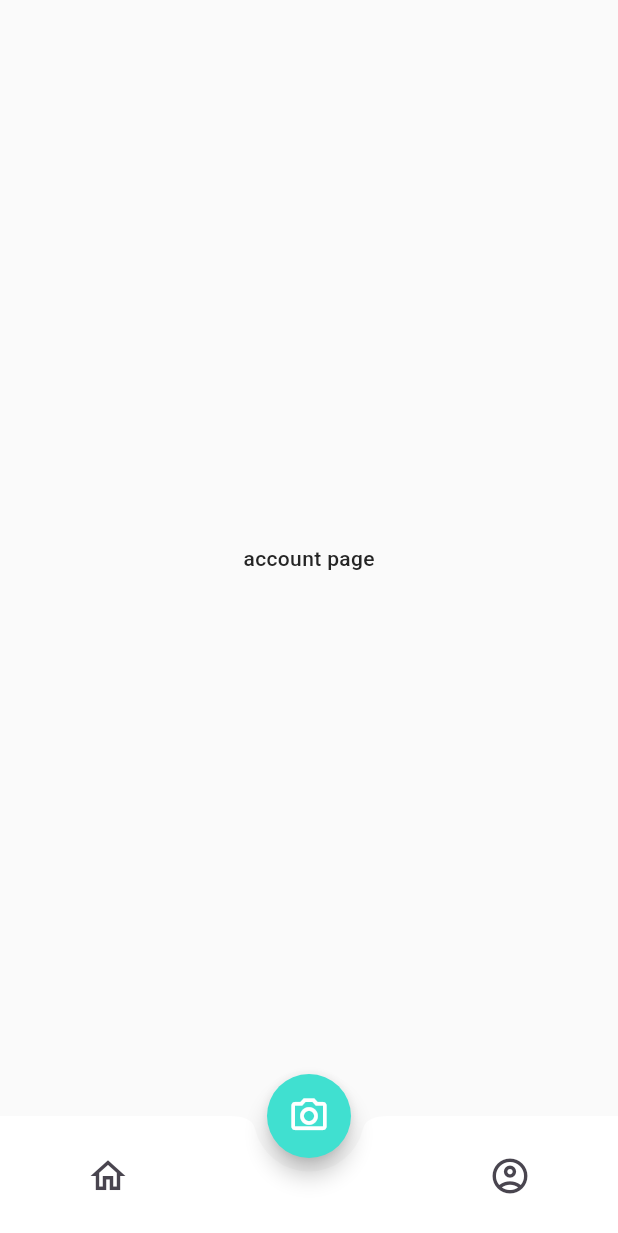
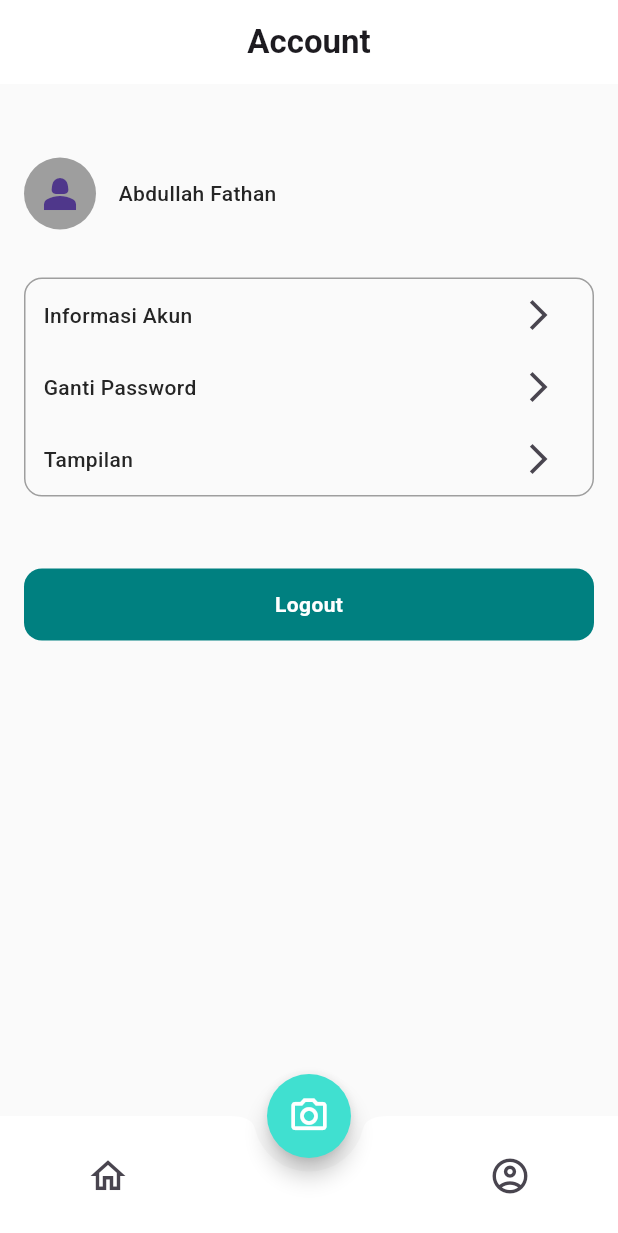
Before and after one commit to AbdullahFathan/signx, a Flutter app: the screen it shows after launch, after a tap on the "account circle" icon, on a phone screen of 412 x 824 dp. Shown: the top 1233 px of the screen. Run offline on Flutter 3.47's test engine with Material 3 defaults, Android fonts, the phone set to English and light mode, and no system bars; network calls fail.

Commit message:
UI: account page done

```diff
--- a/lib/config/theme/app_theme.dart
+++ b/lib/config/theme/app_theme.dart
@@ -15,8 +15,8 @@ class ThemeClass {
     ),
     appBarTheme: const AppBarTheme(
       iconTheme: IconThemeData(color: Colors.black),
-      color: Colors.white,
-      elevation: 0,
+      color: AppColors.scafflodBgColor,
+      elevation: 1,
     ),
   );
 }
--- a/lib/features/account/presentation/account_page.dart
+++ b/lib/features/account/presentation/account_page.dart
@@ -1,4 +1,7 @@
 import 'package:flutter/material.dart';
+import 'package:signx/config/theme/resources/app_color.dart';
+import 'package:signx/widgets/primary_appbar.dart';
+import 'package:signx/widgets/primary_button.dart';
 
 class AccountPage extends StatelessWidget {
   static const String route = "/account";
@@ -6,6 +9,68 @@ class AccountPage extends StatelessWidget {
 
   @override
   Widget build(BuildContext context) {
-    return Scaffold(body: Center(child: Text("account page")));
+    List<String> accountServices = [
+      "Informasi Akun",
+      "Ganti Password",
+      "Tampilan",
+    ];
+    return Scaffold(
+      appBar: PrimaryAppBar(text: "Account", showBackIcon: false),
+      body: SafeArea(
+        child: ListView(
+          padding: const EdgeInsets.symmetric(vertical: 24, horizontal: 16),
+          children: [
+            const SizedBox(height: 25),
+            Row(
+              children: [
+                CircleAvatar(
+                  radius: 24,
+                  backgroundColor: AppColors.bordeColor,
+                  child: Icon(Icons.person_2, size: 32),
+                ),
+                const SizedBox(width: 15),
+                Text(
+                  "Abdullah Fathan",
+                  style: Theme.of(context).textTheme.bodyMedium,
+                ),
+              ],
+            ),
+            Container(
+              width: double.infinity,
+              margin: const EdgeInsets.only(top: 32, bottom: 16),
+              padding: const EdgeInsets.symmetric(horizontal: 12),
+              decoration: BoxDecoration(
+                borderRadius: BorderRadius.circular(12),
+                border: Border.all(color: AppColors.bordeColor, width: 1),
+              ),
+              child: Column(
+                children:
+                    accountServices
+                        .map(
+                          (item) => Row(
+                            mainAxisAlignment: MainAxisAlignment.spaceBetween,
+                            children: [
+                              Text(
+                                item,
+                                style: Theme.of(context).textTheme.bodyMedium,
+                              ),
+                              IconButton(
+                                onPressed: () {},
+                                icon: Icon(Icons.arrow_forward_ios_outlined),
+                              ),
+                            ],
+                          ),
+                        )
+                        .toList(),
+              ),
+            ),
+            Padding(
+              padding: const EdgeInsets.only(top: 32),
+              child: PrimaryButtonWidget(onTap: () {}, text: "Logout"),
+            ),
+          ],
+        ),
+      ),
+    );
   }
 }
--- /dev/null
+++ b/lib/widgets/primary_appbar.dart
@@ -0,0 +1,33 @@
+import 'package:flutter/material.dart';
+
+class PrimaryAppBar extends StatelessWidget implements PreferredSizeWidget {
+  final String text;
+  final TextStyle? textStyle;
+  final void Function()? onPressed;
+  final bool showBackIcon;
+  const PrimaryAppBar({
+    super.key,
+    required this.text,
+    this.textStyle,
+    this.onPressed,
+    this.showBackIcon = true,
+  });
+
+  @override
+  Size get preferredSize => const Size.fromHeight(kToolbarHeight);
+
+  @override
+  Widget build(BuildContext context) {
+    return AppBar(
+      automaticallyImplyLeading: showBackIcon,
+      centerTitle: true,
+      backgroundColor: Colors.white,
+      surfaceTintColor: Colors.transparent,
+      elevation: 8,
+      title: Text(
+        text,
+        style: textStyle ?? const TextStyle(fontWeight: FontWeight.bold),
+      ),
+    );
+  }
+}
```
